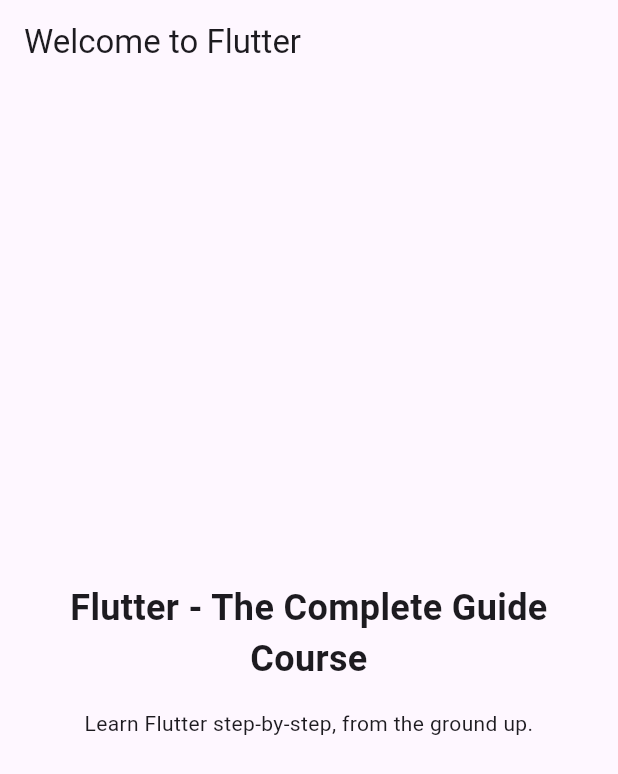
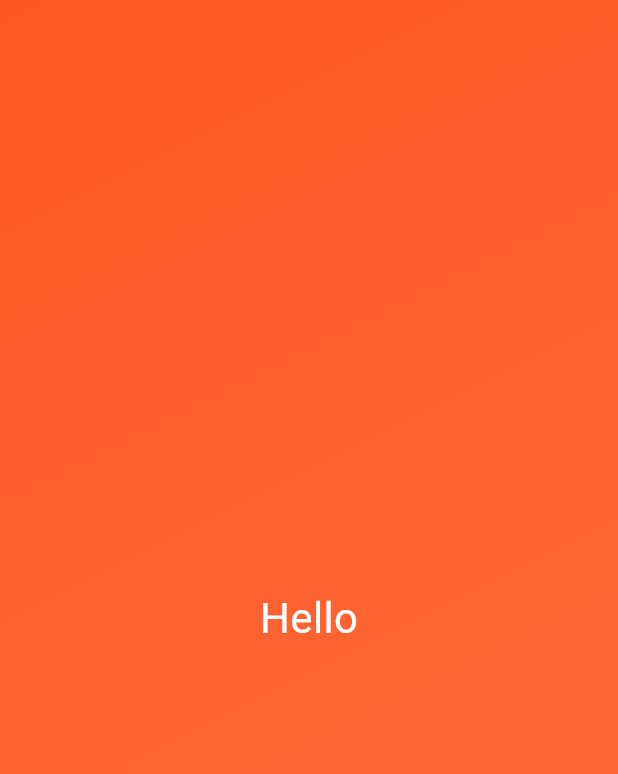
Before and after one commit to stamenione/first_app, a Flutter app: the screen it shows after launch, on a phone screen of 412 x 824 dp. Shown: the top 774 px of the screen. Run offline on Flutter 3.47's test engine with Material 3 defaults, Android fonts, the phone set to English and light mode, and no system bars.

Commit message:
feat: creating material app with scaffold

```diff
--- a/lib/main.dart
+++ b/lib/main.dart
@@ -1,54 +1,31 @@
 import 'package:flutter/material.dart';
 
 void main() {
-  runApp(const MyApp());
-}
-
-// With Flutter, you create user interfaces by combining "widgets"
-// You'll learn all about them (and much more) throughout this course!
-class MyApp extends StatelessWidget {
-  const MyApp({super.key});
-
-  // Every custom widget must have a build() method
-  // It tells Flutter, which widgets make up your custom widget
-  // Again: You'll learn all about that throughout the course!
-  @override
-  Widget build(BuildContext context) {
-    // Below, a bunch of built-in widgets are used (provided by Flutter)
-    // They will be explained in the next sections
-    // In this course, you will, of course, not just use them a lot but
-    // also learn about many other widgets!
-    return MaterialApp(
-      title: 'Flutter First App',
-      theme: ThemeData(useMaterial3: true),
+  runApp(
+    MaterialApp(
       home: Scaffold(
-        appBar: AppBar(
-          title: const Text('Welcome to Flutter'),
-        ),
         body: Container(
-          width: double.infinity,
-          padding: const EdgeInsets.all(12),
-          child: const Column(
-            mainAxisAlignment: MainAxisAlignment.center,
-            crossAxisAlignment: CrossAxisAlignment.center,
-            children: [
-              Text(
-                'Flutter - The Complete Guide Course',
-                textAlign: TextAlign.center,
-                style: TextStyle(
-                  fontSize: 24,
-                  fontWeight: FontWeight.bold,
-                ),
-              ),
-              SizedBox(height: 16),
-              Text(
-                'Learn Flutter step-by-step, from the ground up.',
-                textAlign: TextAlign.center,
-              ),
-            ],
+          decoration: const BoxDecoration(
+            gradient: LinearGradient(
+              colors: [
+                Colors.deepOrange,
+                Colors.deepOrangeAccent,
+              ],
+              begin: Alignment.topLeft,
+              end: Alignment.bottomRight
+            ),
+          ),
+          child: const Center(
+            child: Text(
+              'Hello',
+            style: TextStyle(
+              color: Colors.white,
+              fontSize: 28,
+            ),
+            ),
           ),
         ),
       ),
-    );
-  }
+    ),
+  );
 }
```
